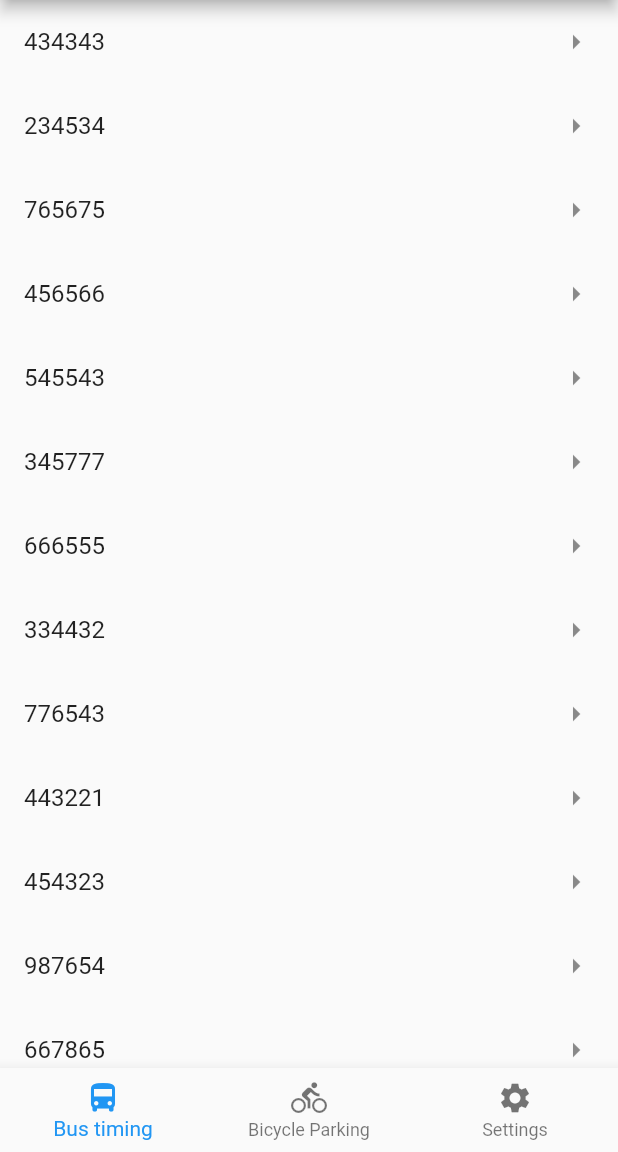
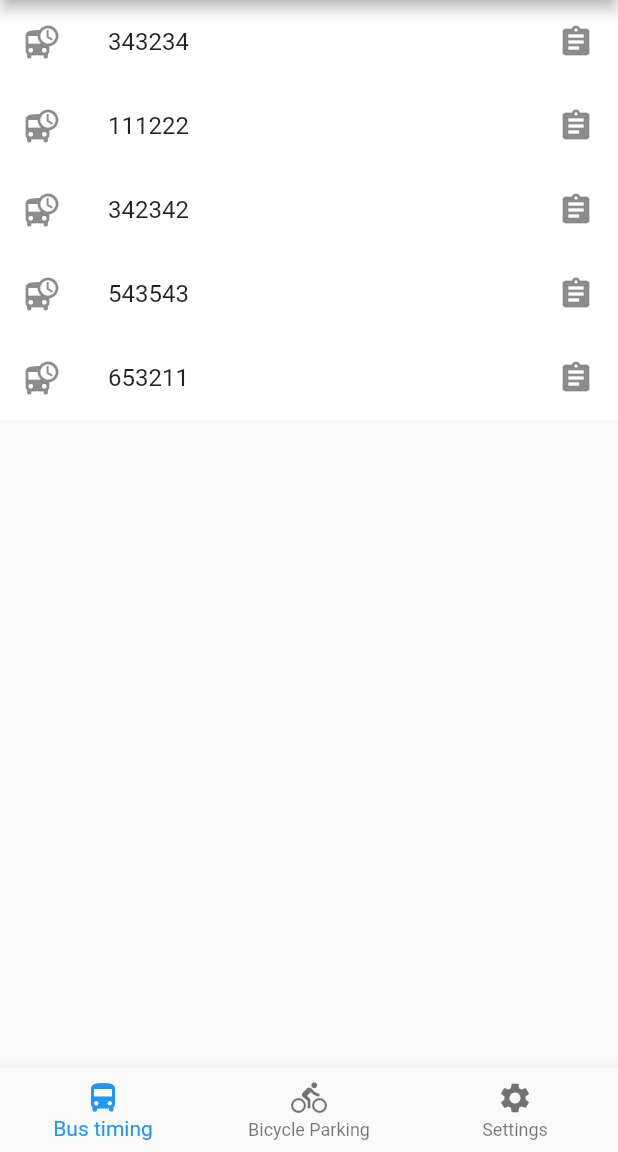
Before and after one commit to bytecrumbs/sglandtransport, a Flutter app: the screen it shows after launch, on a phone screen of 412 x 824 dp, the part 84-1236 px from its top. Run offline on Flutter 3.47's test engine with Material 2 defaults, Android fonts, the phone set to English and light mode, and no system bars.

Commit message:
new transition animations

```diff
--- a/lib/screens/bus_stops.dart
+++ b/lib/screens/bus_stops.dart
@@ -1,3 +1,4 @@
+import 'package:animations/animations.dart';
 import 'package:flutter/material.dart';
 import 'package:lta_datamall_flutter/screens/bus_arrivals.dart';
 
@@ -5,67 +6,34 @@ class BusStops extends StatelessWidget {
   static const String id = 'bus_stops_screen';
   @override
   Widget build(BuildContext context) {
+    const List<String> busStops = <String>[
+      '343234',
+      '111222',
+      '342342',
+      '543543',
+      '653211',
+    ];
+
     return ListView(
       children: <Widget>[
-        ListTile(
-          title: const Text('434343'),
-          trailing: Icon(Icons.arrow_right),
-          onTap: () {
-            Navigator.pushNamed(context, BusArrivals.id);
-          },
-        ),
-        ListTile(
-          title: const Text('234534'),
-          trailing: Icon(Icons.arrow_right),
-        ),
-        ListTile(
-          title: const Text('765675'),
-          trailing: Icon(Icons.arrow_right),
-        ),
-        ListTile(
-          title: const Text('456566'),
-          trailing: Icon(Icons.arrow_right),
-        ),
-        ListTile(
-          title: const Text('545543'),
-          trailing: Icon(Icons.arrow_right),
-        ),
-        ListTile(
-          title: const Text('345777'),
-          trailing: Icon(Icons.arrow_right),
-        ),
-        ListTile(
-          title: const Text('666555'),
-          trailing: Icon(Icons.arrow_right),
-        ),
-        ListTile(
-          title: const Text('334432'),
-          trailing: Icon(Icons.arrow_right),
-        ),
-        ListTile(
-          title: const Text('776543'),
-          trailing: Icon(Icons.arrow_right),
-        ),
-        ListTile(
-          title: const Text('443221'),
-          trailing: Icon(Icons.arrow_right),
-        ),
-        ListTile(
-          title: const Text('454323'),
-          trailing: Icon(Icons.arrow_right),
-        ),
-        ListTile(
-          title: const Text('987654'),
-          trailing: Icon(Icons.arrow_right),
-        ),
-        ListTile(
-          title: const Text('667865'),
-          trailing: Icon(Icons.arrow_right),
-        ),
-        ListTile(
-          title: const Text('454333'),
-          trailing: Icon(Icons.arrow_right),
-        ),
+        for (String busStop in busStops)
+          OpenContainer(
+            transitionType: ContainerTransitionType.fade,
+            openBuilder: (BuildContext _, VoidCallback openContainer) {
+              return BusArrivals();
+            },
+            tappable: false,
+            closedShape: const RoundedRectangleBorder(),
+            closedElevation: 0.0,
+            closedBuilder: (BuildContext _, VoidCallback openContainer) {
+              return ListTile(
+                leading: Icon(Icons.departure_board),
+                onTap: openContainer,
+                title: Text(busStop),
+                trailing: Icon(Icons.assignment),
+              );
+            },
+          ),
       ],
     );
   }
--- a/pubspec.yaml
+++ b/pubspec.yaml
@@ -14,7 +14,7 @@ description: A new Flutter project.
 version: 1.0.0+1
 
 environment:
-  sdk: ">=2.1.0 <3.0.0"
+  sdk: ">=2.3.0 <3.0.0"
 
 dependencies:
   flutter:
```
